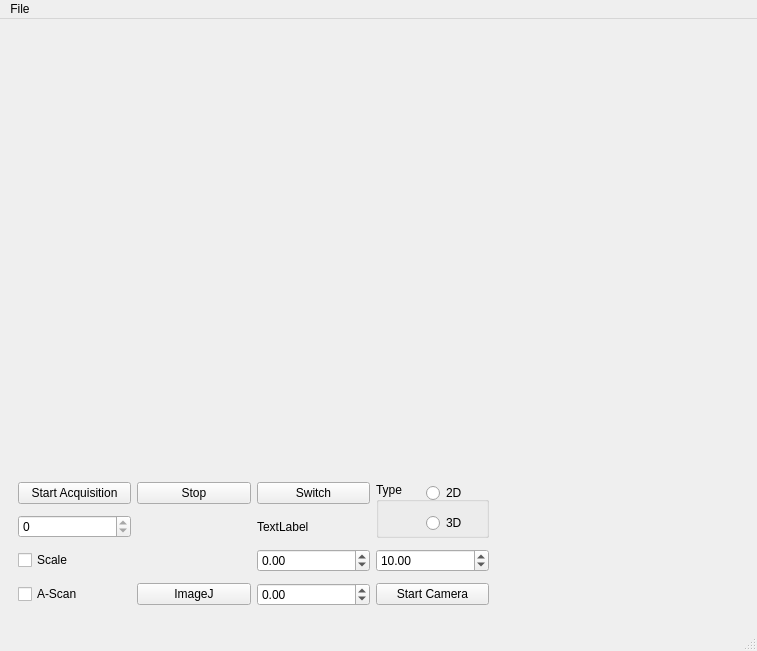
Qt form front_window2.ui (bernardokyotoku/oct) before a commit.
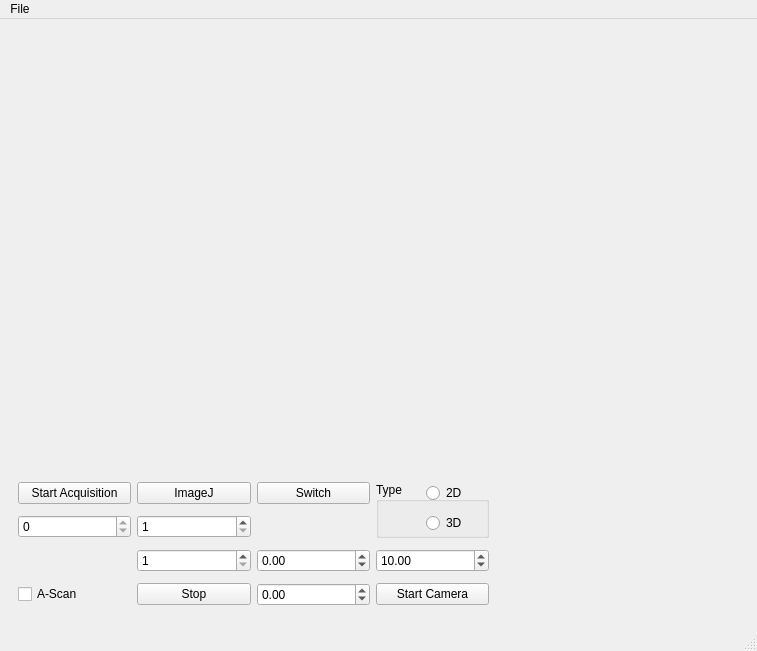
The same form after that commit.

What changed in the file:
```diff
--- a/front_window2.ui
+++ b/front_window2.ui
@@ -135,20 +135,6 @@
                   </property>
                  </widget>
                 </item>
-                <item row="1" column="2">
-                 <widget class="QLabel" name="label">
-                  <property name="text">
-                   <string>TextLabel</string>
-                  </property>
-                 </widget>
-                </item>
-                <item row="2" column="0">
-                 <widget class="QCheckBox" name="show_scale_checkbox">
-                  <property name="text">
-                   <string>Scale</string>
-                  </property>
-                 </widget>
-                </item>
                 <item row="3" column="0">
                  <widget class="QCheckBox" name="checkBox">
                   <property name="text">
@@ -186,20 +172,6 @@
                   </property>
                  </widget>
                 </item>
-                <item row="0" column="1">
-                 <widget class="QPushButton" name="stop_button">
-                  <property name="text">
-                   <string>Stop</string>
-                  </property>
-                 </widget>
-                </item>
-                <item row="3" column="1">
-                 <widget class="QPushButton" name="imagej">
-                  <property name="text">
-                   <string>ImageJ</string>
-                  </property>
-                 </widget>
-                </item>
                 <item row="0" column="2">
                  <widget class="QPushButton" name="switch_2">
                   <property name="text">
@@ -262,6 +234,40 @@
                   </property>
                  </widget>
                 </item>
+                <item row="0" column="1">
+                 <widget class="QPushButton" name="imagej">
+                  <property name="text">
+                   <string>ImageJ</string>
+                  </property>
+                 </widget>
+                </item>
+                <item row="3" column="1">
+                 <widget class="QPushButton" name="stop_button">
+                  <property name="text">
+                   <string>Stop</string>
+                  </property>
+                 </widget>
+                </item>
+                <item row="1" column="1">
+                 <widget class="QSpinBox" name="n_lines_spinbox">
+                  <property name="minimum">
+                   <number>1</number>
+                  </property>
+                  <property name="maximum">
+                   <number>5000</number>
+                  </property>
+                 </widget>
+                </item>
+                <item row="2" column="1">
+                 <widget class="QSpinBox" name="n_images_spinbox">
+                  <property name="minimum">
+                   <number>1</number>
+                  </property>
+                  <property name="maximum">
+                   <number>1000</number>
+                  </property>
+                 </widget>
+                </item>
                </layout>
               </widget>
              </item>
```
